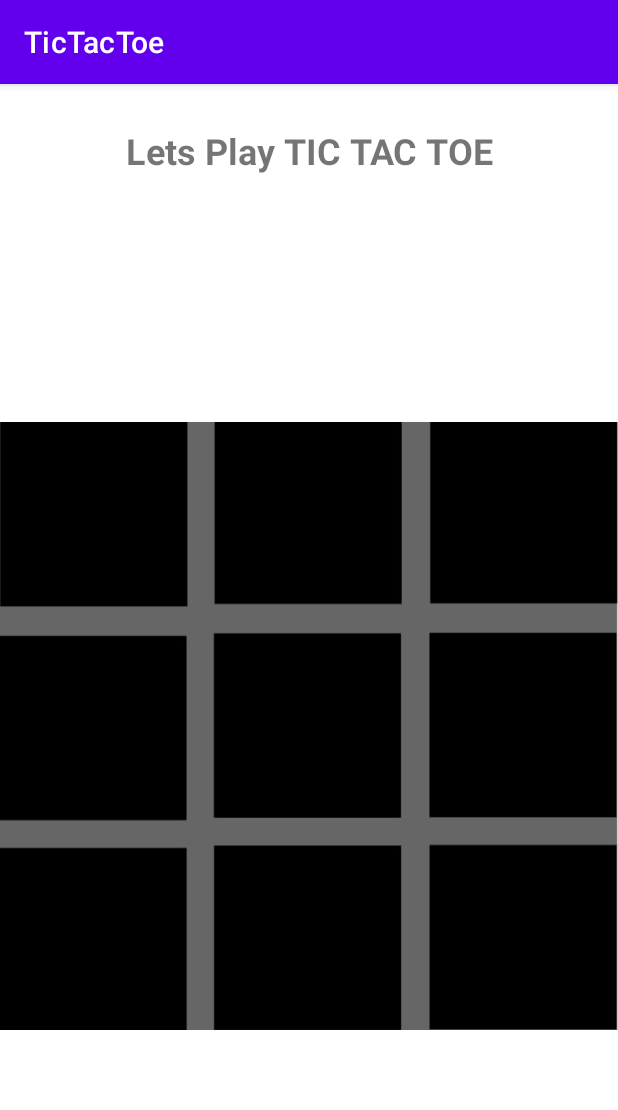
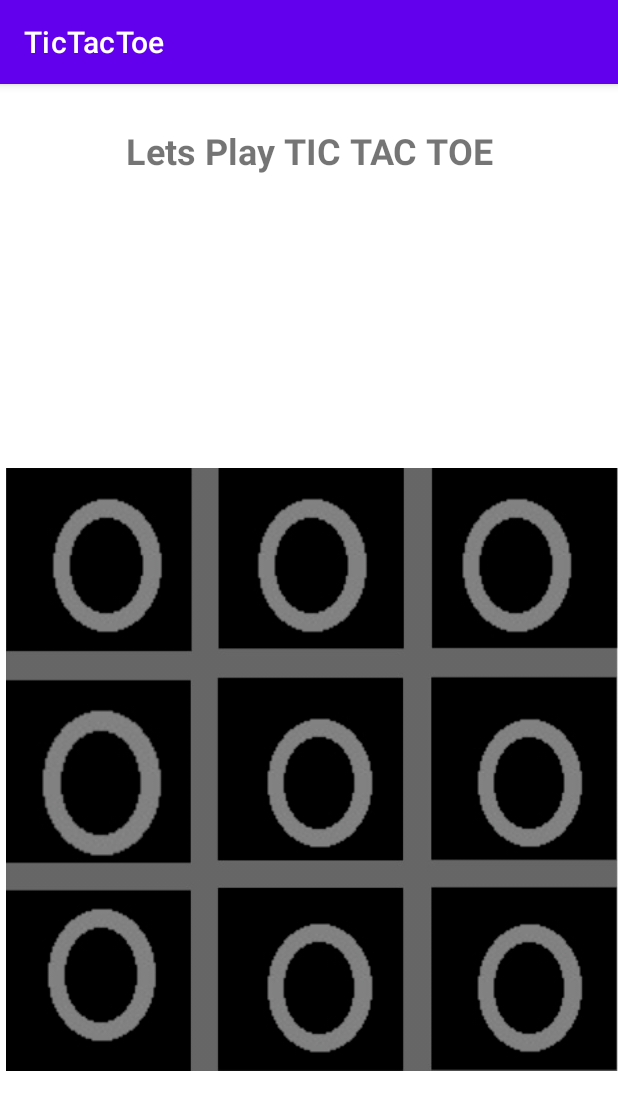
Before and after one commit to akash896/TicTacToe, an Android app: the screen it shows after launch (MainActivity), on a phone screen of 412 x 824 dp. Shown: the top 1110 px of the screen. Run offline under Robolectric (Android 15) with nearby library versions, the phone set to English and light mode, and no system bars.

Commit message:
O images configured

```diff
--- a/app/src/main/res/layout/activity_main.xml
+++ b/app/src/main/res/layout/activity_main.xml
@@ -21,14 +21,122 @@
 
     <ImageView
         android:id="@+id/imageView"
-        android:layout_width="0dp"
-        android:layout_height="wrap_content"
+        android:layout_width="408dp"
+        android:layout_height="622dp"
         app:layout_constraintBottom_toBottomOf="parent"
         app:layout_constraintEnd_toEndOf="parent"
-        app:layout_constraintHorizontal_bias="0.0"
+        app:layout_constraintHorizontal_bias="1.0"
         app:layout_constraintStart_toStartOf="parent"
         app:layout_constraintTop_toBottomOf="@+id/textView"
-        app:layout_constraintVertical_bias="0.652"
+        app:layout_constraintVertical_bias="1.0"
         app:srcCompat="@drawable/grid" />
 
+    <LinearLayout
+        android:layout_width="409dp"
+        android:layout_height="409dp"
+        android:orientation="vertical"
+        app:layout_constraintBottom_toBottomOf="@+id/imageView"
+        app:layout_constraintEnd_toEndOf="@+id/imageView"
+        app:layout_constraintHorizontal_bias="0.0"
+        app:layout_constraintStart_toStartOf="@+id/imageView"
+        app:layout_constraintTop_toTopOf="@+id/imageView">
+
+        <LinearLayout
+            android:layout_width="match_parent"
+            android:layout_height="match_parent"
+            android:layout_weight="1"
+            android:orientation="horizontal">
+
+            <ImageView
+                android:id="@+id/imageView2"
+                android:layout_width="match_parent"
+                android:layout_height="match_parent"
+                android:layout_weight="1"
+                android:padding="20sp"
+                app:srcCompat="@drawable/o" />
+
+            <ImageView
+                android:id="@+id/imageView3"
+                android:layout_width="match_parent"
+                android:layout_height="match_parent"
+                android:layout_weight="1"
+                android:padding="20sp"
+                app:srcCompat="@drawable/o" />
+
+            <ImageView
+                android:id="@+id/imageView4"
+                android:layout_width="match_parent"
+                android:layout_height="match_parent"
+                android:layout_weight="1"
+                android:padding="20sp"
+                app:srcCompat="@drawable/o" />
+
+        </LinearLayout>
+
+        <LinearLayout
+            android:layout_width="match_parent"
+            android:layout_height="match_parent"
+            android:layout_weight="1"
+            android:orientation="horizontal">
+
+            <ImageView
+                android:id="@+id/imageView5"
+                android:layout_width="163dp"
+                android:layout_height="153dp"
+                android:layout_weight="1"
+                android:padding="20sp"
+                app:srcCompat="@drawable/o" />
+
+            <ImageView
+                android:id="@+id/imageView6"
+                android:layout_width="196dp"
+                android:layout_height="153dp"
+                android:layout_weight="1"
+                android:padding="30sp"
+                app:srcCompat="@drawable/o" />
+
+            <ImageView
+                android:id="@+id/imageView7"
+                android:layout_width="153dp"
+                android:layout_height="153dp"
+                android:layout_weight="1"
+                android:padding="20sp"
+                app:srcCompat="@drawable/o" />
+
+        </LinearLayout>
+
+        <LinearLayout
+            android:layout_width="match_parent"
+            android:layout_height="match_parent"
+            android:layout_weight="1"
+            android:orientation="horizontal">
+
+            <ImageView
+                android:id="@+id/imageView8"
+                android:layout_width="163dp"
+                android:layout_height="match_parent"
+                android:layout_weight="1"
+                android:padding="20sp"
+                app:srcCompat="@drawable/o" />
+
+            <ImageView
+                android:id="@+id/imageView9"
+                android:layout_width="196dp"
+                android:layout_height="153dp"
+                android:layout_weight="1"
+                android:padding="30sp"
+                app:srcCompat="@drawable/o" />
+
+            <ImageView
+                android:id="@+id/imageView10"
+                android:layout_width="153dp"
+                android:layout_height="153dp"
+                android:layout_weight="1"
+                android:padding="20sp"
+                app:srcCompat="@drawable/o" />
+
+        </LinearLayout>
+
+    </LinearLayout>
+
 </androidx.constraintlayout.widget.ConstraintLayout>
```
